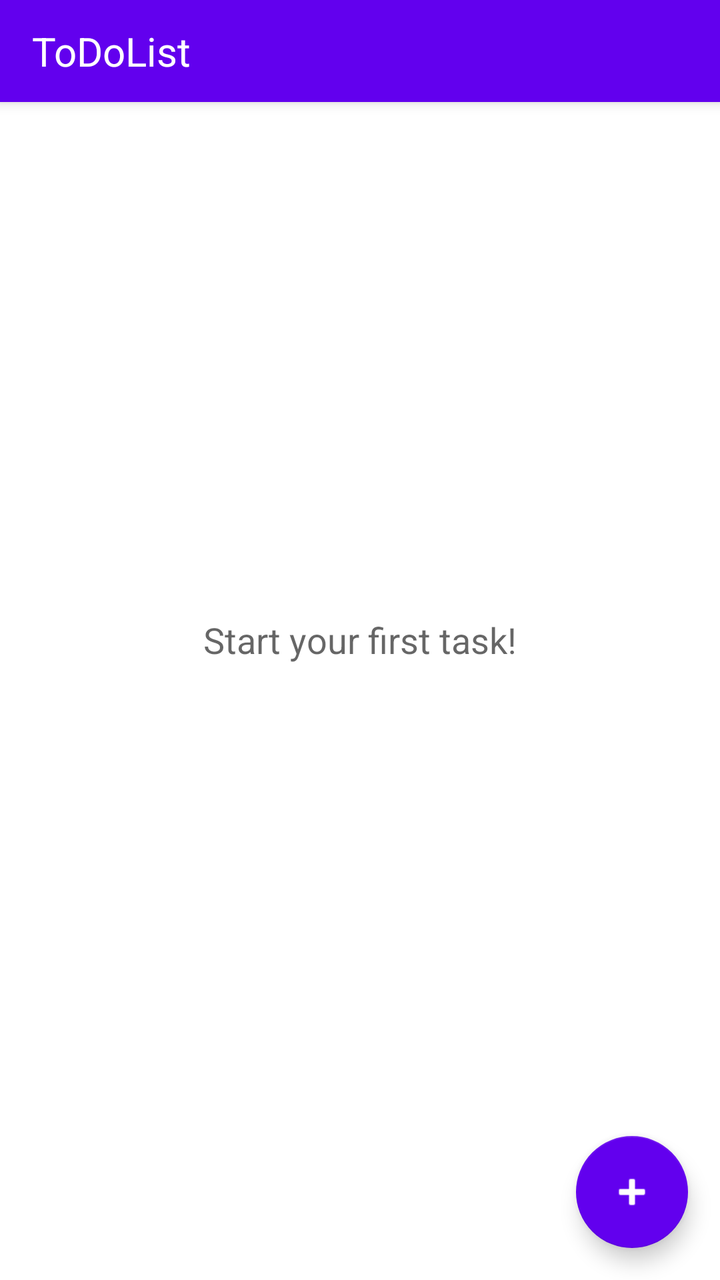
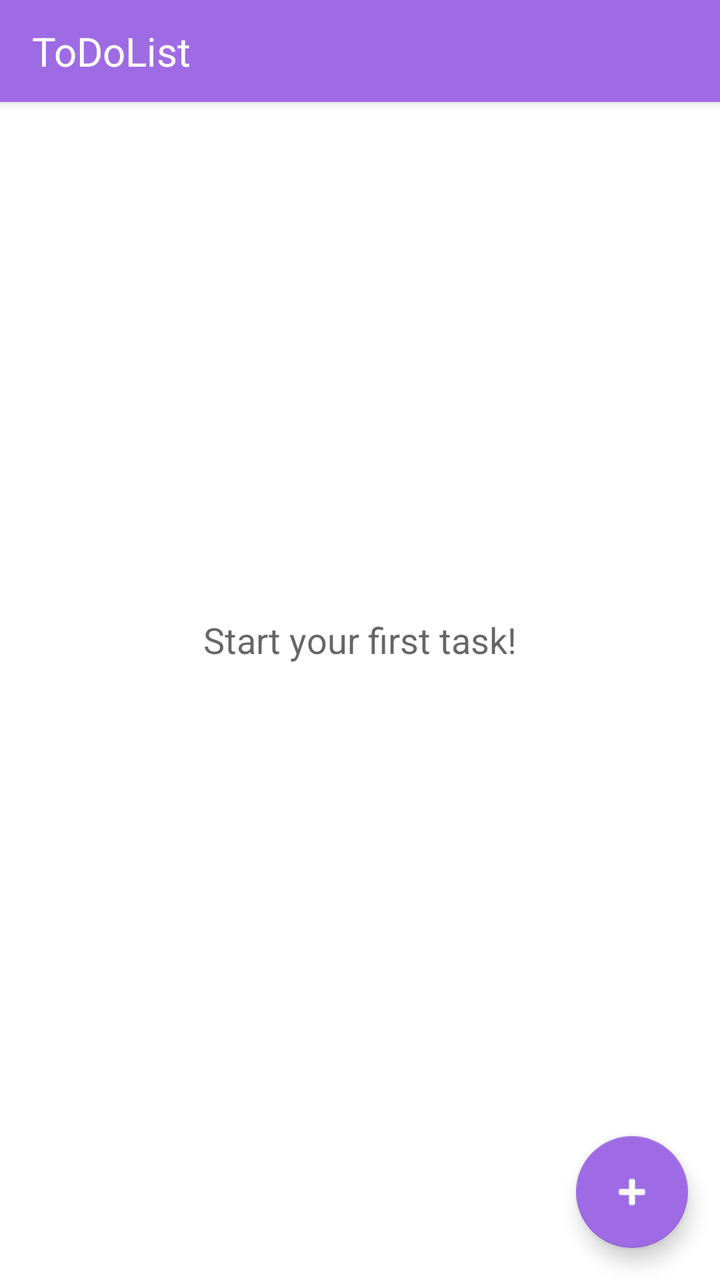

The first picture is an Android layout as it rendered before a commit; the second is the same layout after the commit. The layout source and the unified diff follow.
<!-- AndroidManifest.xml: application theme Theme.ToDoList -->
<!-- res/layout/activity_main.xml -->
<?xml version="1.0" encoding="utf-8"?>
<androidx.coordinatorlayout.widget.CoordinatorLayout
    xmlns:android="http://schemas.android.com/apk/res/android"
    xmlns:app="http://schemas.android.com/apk/res-auto"
    android:layout_width="match_parent"
    android:layout_height="match_parent">

    <com.google.android.material.appbar.AppBarLayout
        android:layout_width="match_parent"
        android:layout_height="wrap_content"
        android:fitsSystemWindows="true">

        <androidx.appcompat.widget.Toolbar
            android:id="@+id/toolbar"
            android:layout_width="match_parent"
            android:layout_height="51dp"
            android:background="?attr/colorPrimary"
            android:theme="@style/ThemeOverlay.AppCompat.Dark.ActionBar"
            app:title="ToDoList"
            app:titleTextAppearance="@style/ToolbarTitle" />

    </com.google.android.material.appbar.AppBarLayout>

    <androidx.recyclerview.widget.RecyclerView
        android:id="@+id/recycler_tasks"
        android:layout_width="match_parent"
        android:layout_height="match_parent"
        android:clipToPadding="false"
        android:padding="8dp"
        app:layout_behavior="@string/appbar_scrolling_view_behavior" />

    <TextView
        android:id="@+id/tv_empty"
        android:layout_width="wrap_content"
        android:layout_height="wrap_content"
        android:layout_gravity="center"
        android:text="Start your first task!"
        android:textColor="?android:attr/textColorSecondary"
        android:textSize="18sp" />

    <LinearLayout
        android:id="@+id/bottom_bar"
        android:layout_width="match_parent"
        android:layout_height="wrap_content"
        android:layout_gravity="bottom"
        android:background="?attr/colorPrimary"
        android:gravity="center"
        android:orientation="horizontal"
        android:visibility="gone"
        android:padding="8dp">

        <com.google.android.material.button.MaterialButton
            android:id="@+id/btn_delete_selected"
            android:layout_width="0dp"
            android:layout_height="wrap_content"
            android:layout_weight="1"
            android:text="Delete"
            android:textColor="?attr/colorOnPrimary"
            app:icon="@android:drawable/ic_menu_delete"
            app:iconTint="?attr/colorOnPrimary"
            style="@style/Widget.MaterialComponents.Button.TextButton" />

        <com.google.android.material.button.MaterialButton
            android:id="@+id/btn_cancel_select"
            android:layout_width="0dp"
            android:layout_height="wrap_content"
            android:layout_weight="1"
            android:text="Cancel"
            android:textColor="?attr/colorOnPrimary"
            style="@style/Widget.MaterialComponents.Button.TextButton" />

    </LinearLayout>

    <com.google.android.material.floatingactionbutton.FloatingActionButton
        android:id="@+id/fab_add"
        android:layout_width="wrap_content"
        android:layout_height="wrap_content"
        android:layout_gravity="bottom|end"
        android:layout_margin="16dp"
        android:src="@android:drawable/ic_input_add"
        app:backgroundTint="?attr/colorPrimary"
        app:tint="?attr/colorOnPrimary" />

</androidx.coordinatorlayout.widget.CoordinatorLayout>
<!-- resources referenced by this layout -->
<resources>
  <style name="ToolbarTitle" parent="TextAppearance.Widget.AppCompat.Toolbar.Title">
          <item name="android:textSize">20sp</item>
          <item name="android:fontFamily">sans-serif</item>
      </style>
  <style name="Theme.ToDoList" parent="Theme.MaterialComponents.DayNight.NoActionBar">
          
          <item name="colorPrimary">@color/purple_500</item>
          <item name="colorPrimaryVariant">@color/purple_700</item>
          <item name="colorOnPrimary">@color/white</item>
          
          <item name="colorSecondary">@color/teal_200</item>
          <item name="colorSecondaryVariant">@color/teal_700</item>
          <item name="colorOnSecondary">@color/black</item>
          
          <item name="android:statusBarColor">?attr/colorPrimaryVariant</item>
          
          <item name="shapeAppearanceSmallComponent">@style/ShapeAppearance.ToDoList.SmallComponent</item>
          <item name="shapeAppearanceMediumComponent">@style/ShapeAppearance.ToDoList.MediumComponent</item>
  
          <item name="materialCardViewStyle">@style/CardView.ToDoList</item>
  
      </style>
  <color name="purple_500">#FF6200EE</color>
  <color name="purple_700">#FF3700B3</color>
  <color name="white">#FFFFFFFF</color>
  <color name="teal_200">#FF03DAC5</color>
  <color name="teal_700">#FF018786</color>
  <color name="black">#FF000000</color>
  <style name="ShapeAppearance.ToDoList.SmallComponent" parent="ShapeAppearance.MaterialComponents.SmallComponent">
          <item name="cornerFamily">rounded</item>
          <item name="cornerSize">16dp</item>
      </style>
  <style name="ShapeAppearance.ToDoList.MediumComponent" parent="ShapeAppearance.MaterialComponents.MediumComponent">
          <item name="cornerFamily">rounded</item>
          <item name="cornerSize">24dp</item>
      </style>
  <style name="CardView.ToDoList" parent="Widget.MaterialComponents.CardView">
          <item name="cardCornerRadius">16dp</item>
          <item name="cardElevation">4dp</item>
          <item name="strokeWidth">0dp</item>
      </style>
</resources>

<!-- the commit's change to res/layout/activity_main.xml (unified diff, before → after) -->
@@ -14,20 +14,38 @@
             android:id="@+id/toolbar"
             android:layout_width="match_parent"
             android:layout_height="51dp"
-            android:background="?attr/colorPrimary"
+            android:background="@color/toolbar_bg"
             android:theme="@style/ThemeOverlay.AppCompat.Dark.ActionBar"
             app:title="ToDoList"
+            app:titleTextColor="@color/toolbar_title_color"
             app:titleTextAppearance="@style/ToolbarTitle" />
 
     </com.google.android.material.appbar.AppBarLayout>
 
-    <androidx.recyclerview.widget.RecyclerView
-        android:id="@+id/recycler_tasks"
+    <FrameLayout
         android:layout_width="match_parent"
         android:layout_height="match_parent"
-        android:clipToPadding="false"
-        android:padding="8dp"
-        app:layout_behavior="@string/appbar_scrolling_view_behavior" />
+        app:layout_behavior="@string/appbar_scrolling_view_behavior">
+
+        <androidx.recyclerview.widget.RecyclerView
+            android:id="@+id/recycler_tasks"
+            android:layout_width="match_parent"
+            android:layout_height="match_parent"
+            android:clipToPadding="false"
+            android:padding="8dp" />
+
+        <TextView
+            android:id="@+id/text_empty"
+            android:layout_width="wrap_content"
+            android:layout_height="wrap_content"
+            android:layout_gravity="center"
+            android:gravity="center"
+            android:text="@string/empty_task_hint"
+            android:textColor="?android:attr/textColorSecondary"
+            android:textSize="16sp"
+            android:visibility="gone" />
+
+    </FrameLayout>
 
     <TextView
         android:id="@+id/tv_empty"
<!-- resource entries referenced after the edit -->
@@ -1,5 +1,8 @@
 <!-- resources referenced by this layout -->
 <resources>
+  <color name="toolbar_bg">@color/purple_500</color>
+  <color name="toolbar_title_color">@color/white</color>
+  <string name="empty_task_hint">Press "+" to create your first task!</string>
   <style name="ToolbarTitle" parent="TextAppearance.Widget.AppCompat.Toolbar.Title">
           <item name="android:textSize">20sp</item>
           <item name="android:fontFamily">sans-serif</item>
@@ -22,9 +25,9 @@
           <item name="materialCardViewStyle">@style/CardView.ToDoList</item>
   
       </style>
-  <color name="purple_500">#FF6200EE</color>
+  <color name="purple_500">#FF9F6BE4</color>
+  <color name="white">#FFFFFFFF</color>
   <color name="purple_700">#FF3700B3</color>
-  <color name="white">#FFFFFFFF</color>
   <color name="teal_200">#FF03DAC5</color>
   <color name="teal_700">#FF018786</color>
   <color name="black">#FF000000</color>
